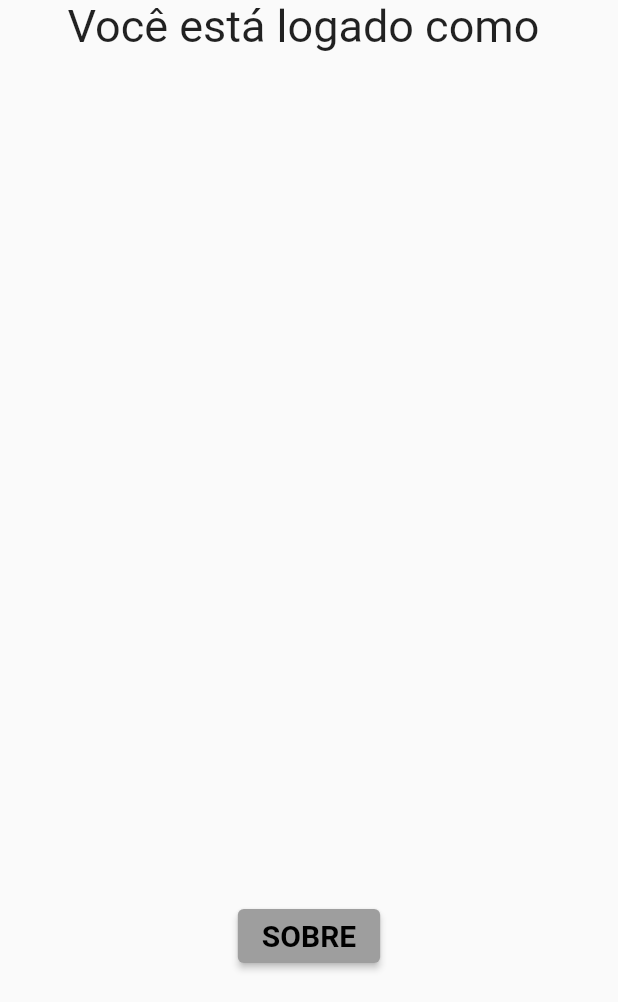
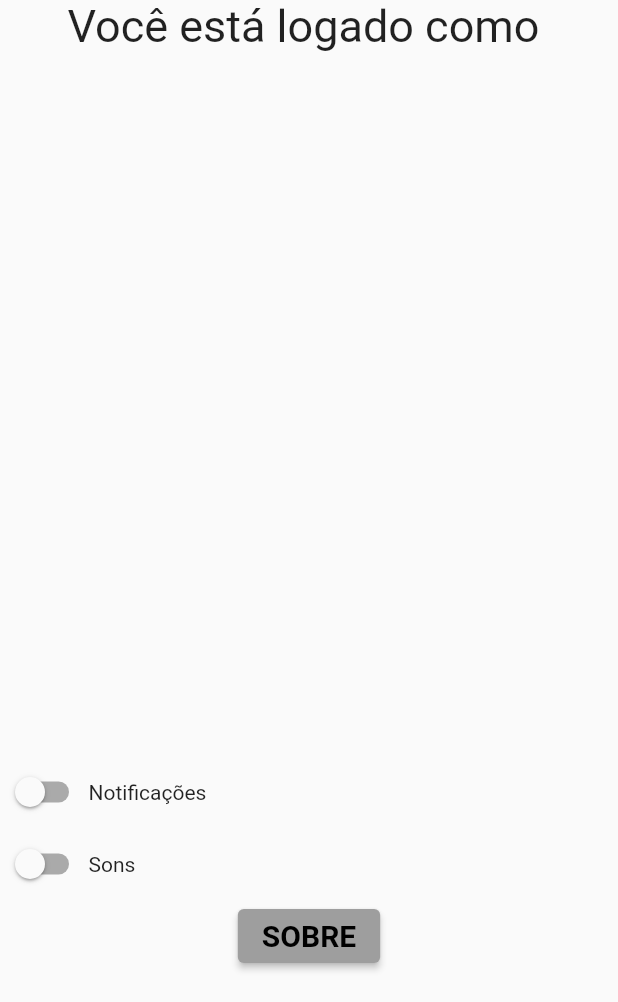
Before and after one commit to hugobiareis/ILP506_Eletiva_PDM, a Flutter app: the TelaConfiguracoes screen opened directly with empty values, on a phone screen of 412 x 824 dp, the part 234-1236 px from its top. Run offline on Flutter 3.47's test engine with Material 2 defaults, Android fonts, the phone set to English and light mode, and no system bars; our stand-ins replace splashscreen.

Commit message:
checkbox_menu

```diff
--- a/lib/main.dart
+++ b/lib/main.dart
@@ -294,6 +294,8 @@ class TelaConfiguracoes extends StatefulWidget {
 class _TelaConfiguracoesState extends State<TelaConfiguracoes> {
   var usuario = TextEditingController();
   var senha = TextEditingController();
+  bool swnotif = false;
+  bool swsound = false;
 
   @override
   Widget build(BuildContext context) {
@@ -365,6 +367,30 @@ class _TelaConfiguracoesState extends State<TelaConfiguracoes> {
                       style: TextStyle(fontSize: 30),
                     ),
                   ),
+            Row(
+              children: [
+                Switch(
+                    value: swnotif,
+                    onChanged: (value) {
+                      setState(() {
+                        swnotif = value;
+                      });
+                    }),
+                Text('Notificações'),
+              ],
+            ),
+            Row(
+              children: [
+                Switch(
+                    value: swsound,
+                    onChanged: (value) {
+                      setState(() {
+                        swsound = value;
+                      });
+                    }),
+                Text('Sons')
+              ],
+            ),
             ElevatedButton(
               style: ElevatedButton.styleFrom(primary: Colors.grey.shade500),
               onPressed: () {
```
